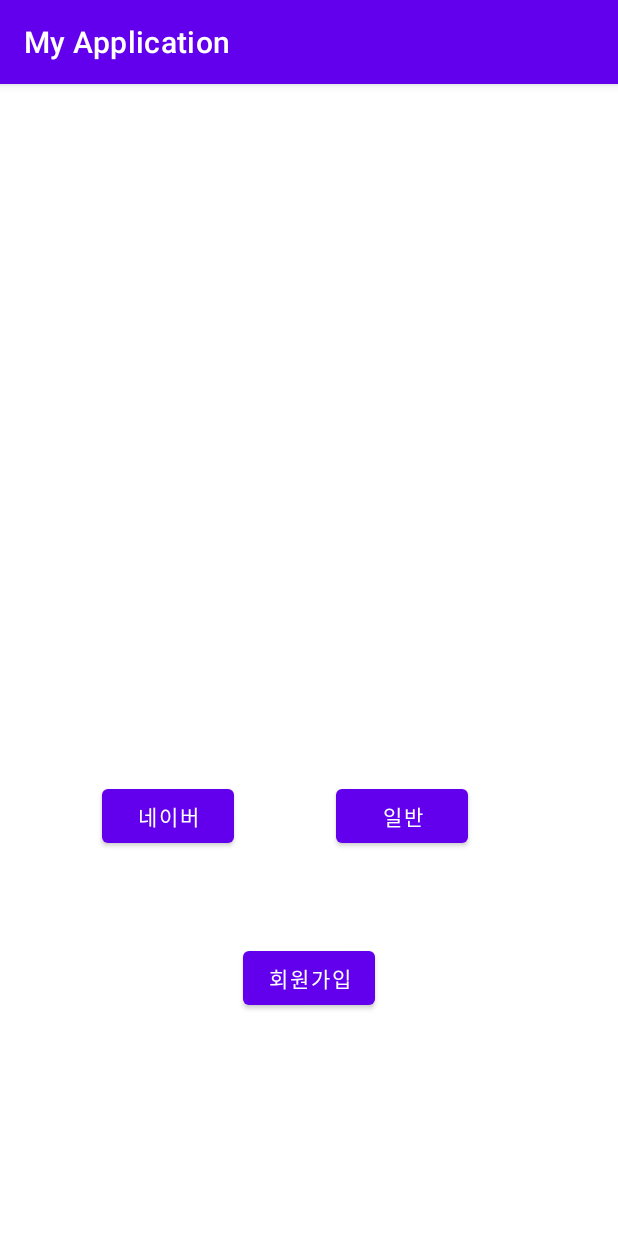
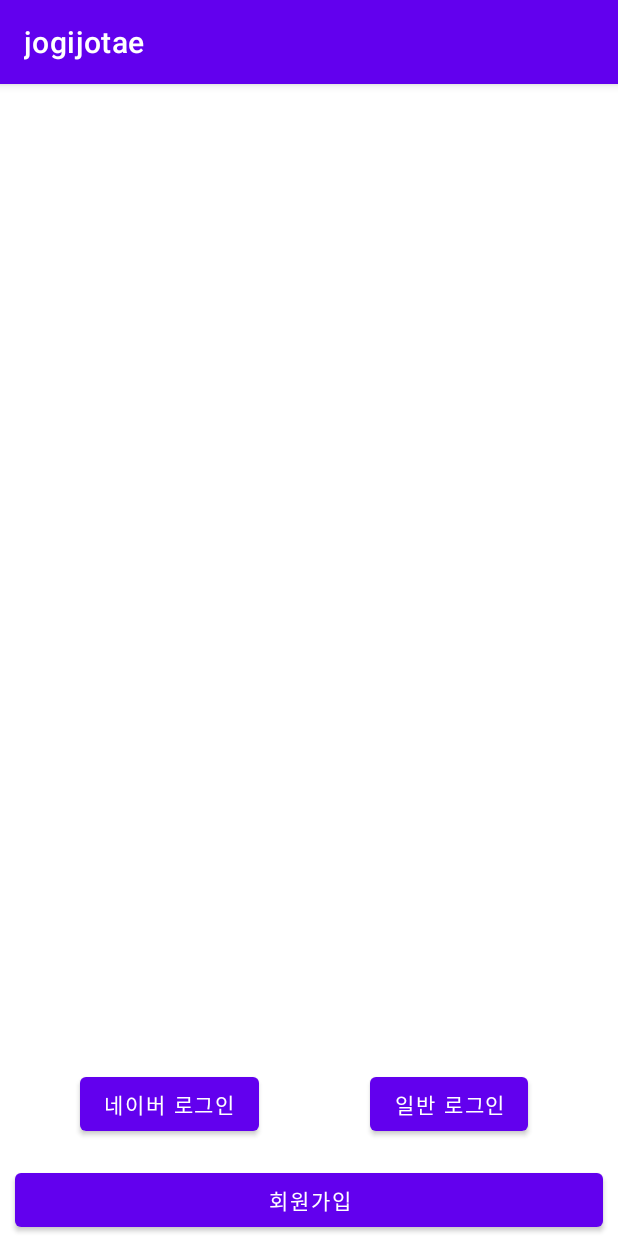
Before and after one commit to Jaeyong1114/jogijotae, an Android app: the screen it shows after launch (FirstMain), on a phone screen of 412 x 824 dp. Run offline under Robolectric (Android 15) with nearby library versions, the phone set to English and light mode, and no system bars.

Commit message:
파이어베이스 연결

```diff
--- a/app/src/main/AndroidManifest.xml
+++ b/app/src/main/AndroidManifest.xml
@@ -3,7 +3,7 @@
     package="com.examples.jogijotae">
 
     <uses-permission android:name="android.permission.INTERNET" />
-
+    <uses-permission android:name="android.permission.ACCESS_NETWORK_STATE" />
     <application
         android:allowBackup="true"
         android:icon="@mipmap/ic_launcher"
--- a/app/src/main/java/com/examples/jogijotae/FirstMain.java
+++ b/app/src/main/java/com/examples/jogijotae/FirstMain.java
@@ -37,8 +37,8 @@ public class FirstMain extends AppCompatActivity implements View.OnClickListener
             startActivity(intent01);
         }
         if(v.getId()==R.id.button3){
-            Intent intent01 = new Intent(this, RegisterActivity.class);
-            startActivity(intent01);
+            Intent intent02 = new Intent(this, RegisterActivity.class);
+            startActivity(intent02);
         }
     }
 }
--- a/app/src/main/res/layout/activity_first_main.xml
+++ b/app/src/main/res/layout/activity_first_main.xml
@@ -10,29 +10,39 @@
         android:id="@+id/button"
         android:layout_width="wrap_content"
         android:layout_height="wrap_content"
-        android:layout_marginStart="68dp"
-        android:layout_marginBottom="256dp"
-        android:text="네이버"
+        android:layout_marginStart="20dp"
+        android:layout_marginBottom="64dp"
+        android:text="네이버 로그인"
         app:layout_constraintBottom_toBottomOf="parent"
+        app:layout_constraintEnd_toStartOf="@+id/guideline2"
         app:layout_constraintStart_toStartOf="parent" />
 
     <Button
         android:id="@+id/button2"
         android:layout_width="wrap_content"
         android:layout_height="wrap_content"
-        android:layout_marginStart="68dp"
-        android:layout_marginBottom="256dp"
-        android:text="일반"
+        android:layout_marginEnd="20dp"
+        android:layout_marginBottom="64dp"
+        android:text="일반 로그인"
         app:layout_constraintBottom_toBottomOf="parent"
-        app:layout_constraintStart_toEndOf="@+id/button" />
+        app:layout_constraintEnd_toEndOf="parent"
+        app:layout_constraintStart_toStartOf="@+id/guideline2" />
 
     <Button
         android:id="@+id/button3"
+        android:layout_width="0dp"
+        android:layout_height="wrap_content"
+        android:layout_marginStart="10dp"
+        android:layout_marginEnd="10dp"
+        android:text="회원가입"
+        app:layout_constraintBottom_toBottomOf="parent"
+        app:layout_constraintEnd_toEndOf="parent"
+        app:layout_constraintStart_toStartOf="parent" />
+
+    <androidx.constraintlayout.widget.Guideline
+        android:id="@+id/guideline2"
         android:layout_width="wrap_content"
         android:layout_height="wrap_content"
-        android:layout_marginTop="60dp"
-        android:text="회원가입"
-        app:layout_constraintEnd_toEndOf="parent"
-        app:layout_constraintStart_toStartOf="parent"
-        app:layout_constraintTop_toBottomOf="@+id/button" />
+        android:orientation="vertical"
+        app:layout_constraintGuide_percent="0.5" />
 </androidx.constraintlayout.widget.ConstraintLayout>
--- a/app/src/main/res/values/strings.xml
+++ b/app/src/main/res/values/strings.xml
@@ -1,3 +1,3 @@
 <resources>
-    <string name="app_name">My Application</string>
+    <string name="app_name">jogijotae</string>
 </resources>
--- a/build.gradle
+++ b/build.gradle
@@ -5,7 +5,8 @@ buildscript {
         jcenter()
     }
     dependencies {
-        classpath "com.android.tools.build:gradle:4.1.2"
+        classpath 'com.android.tools.build:gradle:4.1.3'
+        classpath 'com.google.gms:google-services:4.3.8'
 
         // NOTE: Do not place your application dependencies here; they belong
         // in the individual module build.gradle files
@@ -14,7 +15,7 @@ buildscript {
 
 allprojects {
     repositories {
-        google()
+        google()  // Google's Maven repository
         jcenter()
     }
 }
--- a/settings.gradle
+++ b/settings.gradle
@@ -1,2 +1,2 @@
 include ':app'
-rootProject.name = "My Application"
+rootProject.name = "jogijotae"
```
Also changed, not shown: app/build.gradle (+13 -2 lines), app/src/main/java/com/examples/jogijotae/RegisterActivity.java (+117 -9 lines), app/src/main/res/layout/activity_register.xml (+9 -9 lines), gradle/wrapper/gradle-wrapper.properties, 1 other file.
